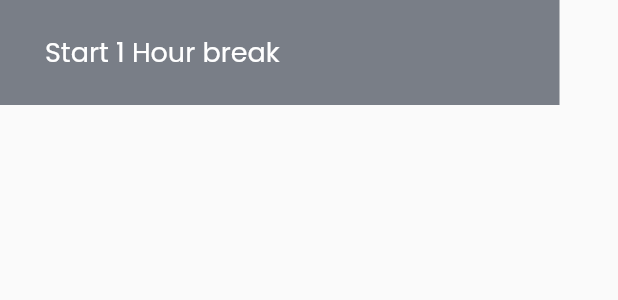
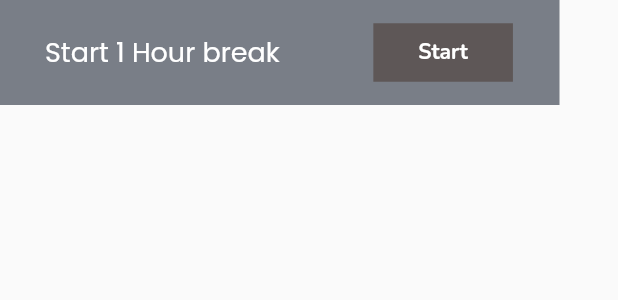
Before and after one commit to yoesside/doco_app, a Flutter app: the BreakButton widget shown alone on an empty page, opened directly, on a phone screen of 412 x 824 dp. Shown: the top 300 px of the screen. Run offline on Flutter 3.47's test engine with Material 2 defaults, Android fonts, the phone set to English and light mode, and no system bars; our stand-ins replace google_fonts, slide_to_act; missing offline and left inert: slide_to_confirm.

Commit message:
update_1.7

```diff
--- a/lib/model/break_button.dart
+++ b/lib/model/break_button.dart
@@ -1,3 +1,4 @@
+import 'package:doco_app/pages/profile_page.dart';
 import 'package:doco_app/theme.dart';
 import 'package:flutter/material.dart';
 import 'package:google_fonts/google_fonts.dart';
@@ -14,18 +15,31 @@ class BreakButton extends StatelessWidget {
           SizedBox(
             width: 30,
           ),
-          Text("Start 1 Hour break",
+          Text("Start 1 Hour break             ",
             style: GoogleFonts.poppins(
               color: whiteColor,
               fontSize: 18,
             ),
           ),
-          SizedBox(
-            width: 30,
-          ),
           Container(
-            width: 103,
-            height: 56,
+            child: ElevatedButton(
+              child: Text("Start"),
+              onPressed: () {
+                 Navigator.push(
+                        context,
+                        MaterialPageRoute(
+                          builder: (context) => ProfilePage(),
+                        ));
+              },
+              style: ElevatedButton.styleFrom(
+                primary: grayColorForegnSlide,
+                padding: EdgeInsets.symmetric(horizontal: 30, vertical: 10,),
+                elevation: 0,
+                shape: RoundedRectangleBorder(
+                  borderRadius: BorderRadius.all(Radius.circular(0))
+                )
+              )
+            ),
           )
         ],
       ),
--- a/lib/model/slider_buttonOut.dart
+++ b/lib/model/slider_buttonOut.dart
@@ -17,7 +17,6 @@ class SliderButtonOut extends StatelessWidget {
         textStyle: GoogleFonts.poppins(
           color: whiteColor,
           fontSize: 18,
-
         ),
         // textStyle: TextStyle(
         //   fontWeight: FontWeight.bold,
```
Also changed, not shown: lib/pages/profile_page.dart (+58 -3 lines), assets/images/icon_back.png (added).
